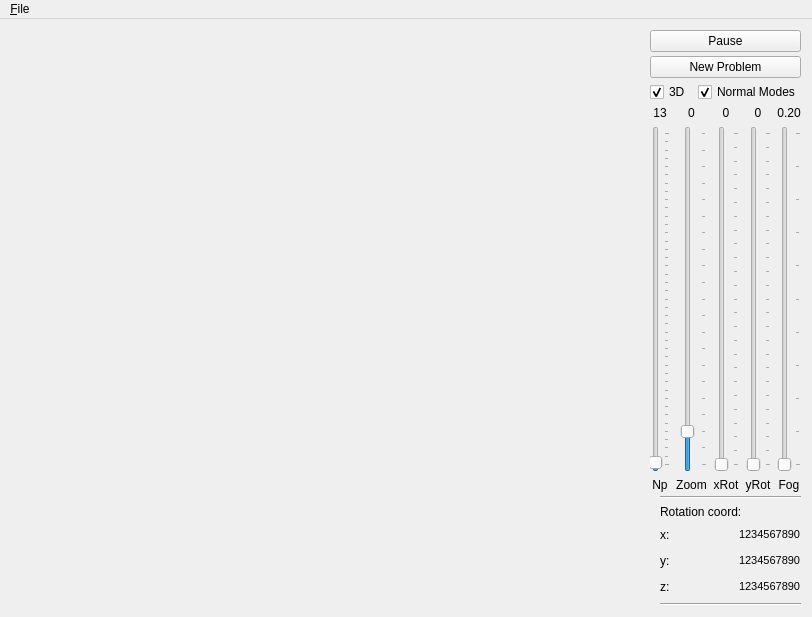
Old version of the form Atomical/Qt4/mainwindow.ui in the repository nagyistoce/cocoatutorials.
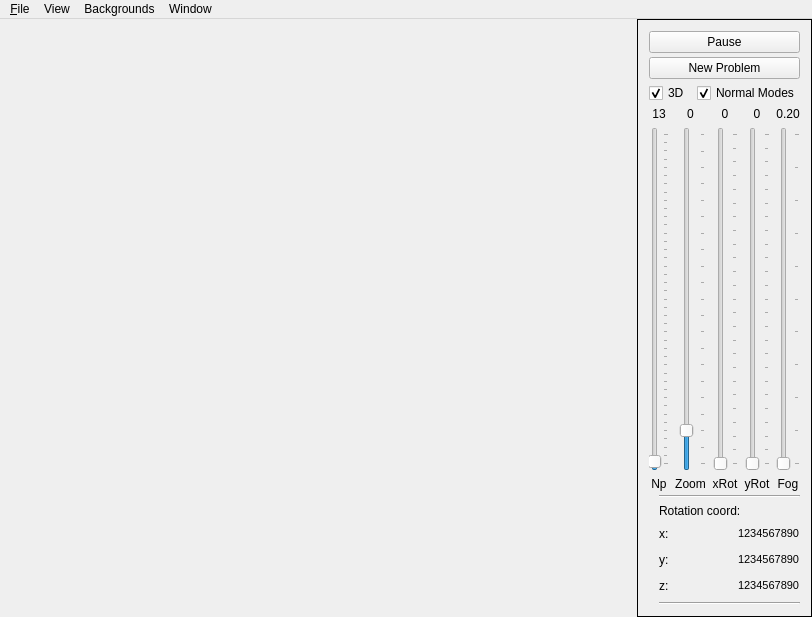
New version of the form. Icons and pictures are not drawn.

Commit message: Added background colours. Moved linkActivated code to platform.cpp Added Preferences dialog box (still to be populated)

What changed in the file:
```diff
--- a/Atomical/Qt4/mainwindow.ui
+++ b/Atomical/Qt4/mainwindow.ui
@@ -70,10 +70,19 @@
     </item>
     <item>
      <widget class="QFrame" name="controls">
+      <property name="frameShape">
+       <enum>QFrame::Box</enum>
+      </property>
+      <property name="lineWidth">
+       <number>1</number>
+      </property>
       <layout class="QVBoxLayout" name="verticalLayoutControls">
        <property name="spacing">
         <number>4</number>
        </property>
+       <property name="sizeConstraint">
+        <enum>QLayout::SetNoConstraint</enum>
+       </property>
        <item>
         <widget class="QPushButton" name="pauseResume">
          <property name="text">
@@ -570,19 +579,48 @@
      <x>0</x>
      <y>0</y>
      <width>812</width>
-     <height>21</height>
+     <height>25</height>
     </rect>
    </property>
    <widget class="QMenu" name="menu_File">
     <property name="title">
      <string>&amp;File</string>
     </property>
+    <addaction name="separator"/>
+    <addaction name="actionExit"/>
+   </widget>
+   <widget class="QMenu" name="menuView">
+    <property name="title">
+     <string>View</string>
+    </property>
     <addaction name="actionFullScreen"/>
+    <addaction name="actionPreferences"/>
+   </widget>
+   <widget class="QMenu" name="menuWindow">
+    <property name="title">
+     <string>Window</string>
+    </property>
+    <addaction name="actionHelp"/>
+    <addaction name="separator"/>
     <addaction name="actionAbout"/>
-    <addaction name="separator"/>
-    <addaction name="actionExit"/>
+   </widget>
+   <widget class="QMenu" name="menuBackgrounds">
+    <property name="title">
+     <string>Backgrounds</string>
+    </property>
+    <addaction name="actionRed"/>
+    <addaction name="actionGreen"/>
+    <addaction name="actionBlue"/>
+    <addaction name="actionCyan"/>
+    <addaction name="actionMagenta"/>
+    <addaction name="actionYellow"/>
+    <addaction name="actionWhite"/>
+    <addaction name="actionBlack"/>
    </widget>
    <addaction name="menu_File"/>
+   <addaction name="menuView"/>
+   <addaction name="menuBackgrounds"/>
+   <addaction name="menuWindow"/>
   </widget>
   <action name="actionExit">
    <property name="enabled">
```
Left out of the diff: 285 changed lines with no effect on the pictures. The commit also changes 12 other files.
